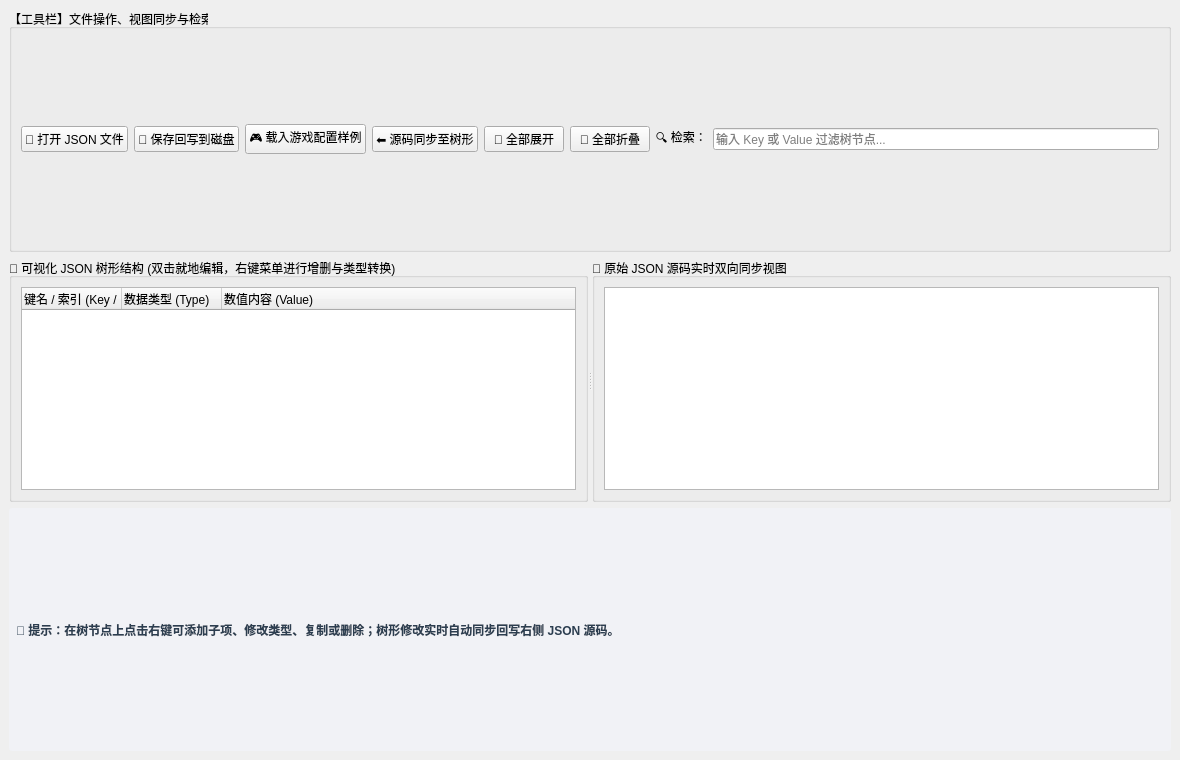
This is code/src/01_basic/04_widgets/demo_json_tree_editor/main_window.ui in wenshitaiyi/study_qt as Qt 5 draws it before an edit. The edited form follows.
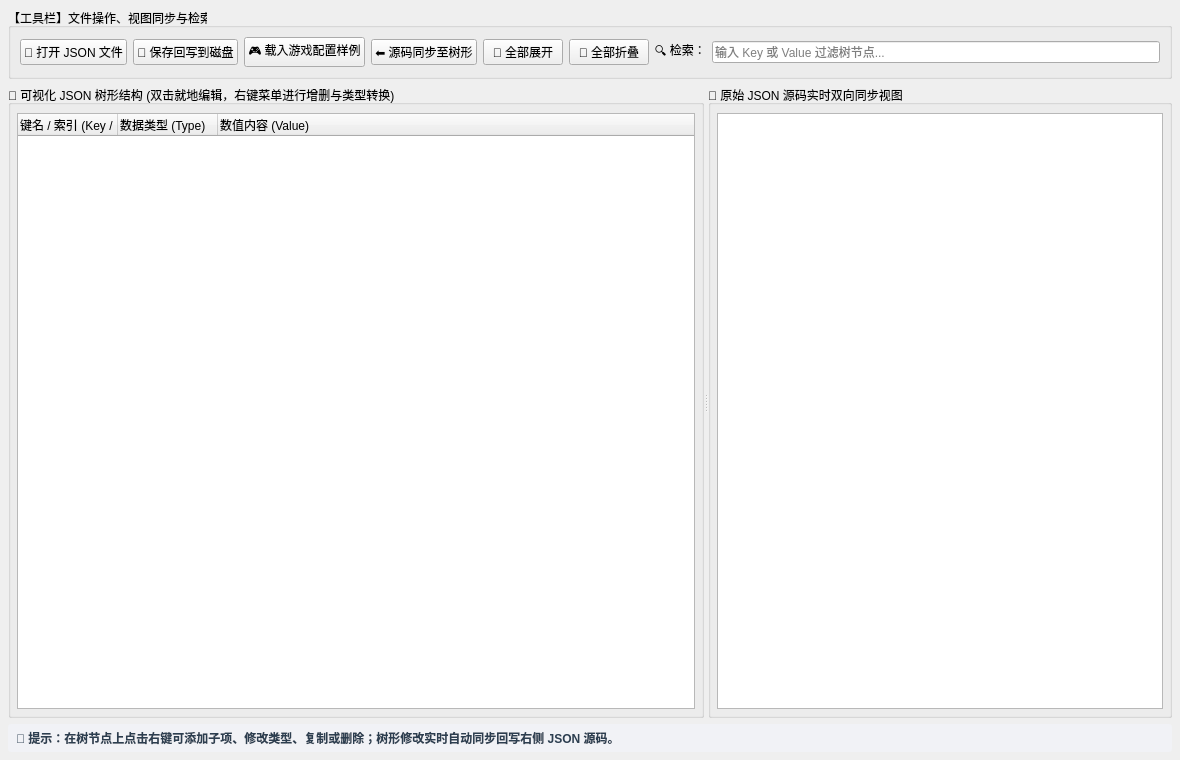
This is the edited form.

Commit message: 界面调整

```diff
--- a/code/src/01_basic/04_widgets/demo_json_tree_editor/main_window.ui
+++ b/code/src/01_basic/04_widgets/demo_json_tree_editor/main_window.ui
@@ -14,10 +14,31 @@
    <string>JSON 树形可视化编辑器 (QTreeWidget 与 QJsonDocument 双向同步) - demo_json_tree_editor</string>
   </property>
   <widget class="QWidget" name="centralwidget">
-   <layout class="QVBoxLayout" name="vboxRoot">
+   <layout class="QVBoxLayout" name="vboxRoot" stretch="0,1,0">
+    <property name="spacing">
+     <number>6</number>
+    </property>
+    <property name="leftMargin">
+     <number>8</number>
+    </property>
+    <property name="topMargin">
+     <number>8</number>
+    </property>
+    <property name="rightMargin">
+     <number>8</number>
+    </property>
+    <property name="bottomMargin">
+     <number>8</number>
+    </property>
     <!-- 顶部操作工具栏 -->
     <item>
      <widget class="QGroupBox" name="groupToolbar">
+      <property name="sizePolicy">
+       <sizepolicy hsizetype="Preferred" vsizetype="Fixed">
+        <horstretch>0</horstretch>
+        <verstretch>0</verstretch>
+       </sizepolicy>
+      </property>
       <property name="title">
        <string>【工具栏】文件操作、视图同步与检索</string>
       </property>
@@ -88,17 +109,47 @@
     <!-- 中央分栏编辑区 (左侧树形编辑器 + 右侧源码视图) -->
     <item>
      <widget class="QSplitter" name="splitterMain">
+      <property name="sizePolicy">
+       <sizepolicy hsizetype="Expanding" vsizetype="Expanding">
+        <horstretch>0</horstretch>
+        <verstretch>1</verstretch>
+       </sizepolicy>
+      </property>
       <property name="orientation">
        <enum>Qt::Horizontal</enum>
       </property>
       <!-- 左侧可视化树形编辑器 -->
       <widget class="QGroupBox" name="groupTree">
+       <property name="sizePolicy">
+        <sizepolicy hsizetype="Expanding" vsizetype="Expanding">
+         <horstretch>3</horstretch>
+         <verstretch>1</verstretch>
+        </sizepolicy>
+       </property>
        <property name="title">
         <string>🌲 可视化 JSON 树形结构 (双击就地编辑，右键菜单进行增删与类型转换)</string>
        </property>
        <layout class="QVBoxLayout" name="vboxTree">
+        <property name="leftMargin">
+         <number>6</number>
+        </property>
+        <property name="topMargin">
+         <number>8</number>
+        </property>
+        <property name="rightMargin">
+         <number>6</number>
+        </property>
+        <property name="bottomMargin">
+         <number>6</number>
+        </property>
         <item>
          <widget class="QTreeWidget" name="treeJson">
+          <property name="sizePolicy">
+           <sizepolicy hsizetype="Expanding" vsizetype="Expanding">
+            <horstretch>0</horstretch>
+            <verstretch>1</verstretch>
+           </sizepolicy>
+          </property>
           <property name="contextMenuPolicy">
            <enum>Qt::CustomContextMenu</enum>
           </property>
@@ -133,12 +184,36 @@
 
       <!-- 右侧原始 JSON 源码视图 -->
       <widget class="QGroupBox" name="groupJsonText">
+       <property name="sizePolicy">
+        <sizepolicy hsizetype="Expanding" vsizetype="Expanding">
+         <horstretch>2</horstretch>
+         <verstretch>1</verstretch>
+        </sizepolicy>
+       </property>
        <property name="title">
         <string>📜 原始 JSON 源码实时双向同步视图</string>
        </property>
        <layout class="QVBoxLayout" name="vboxJsonText">
+        <property name="leftMargin">
+         <number>6</number>
+        </property>
+        <property name="topMargin">
+         <number>8</number>
+        </property>
+        <property name="rightMargin">
+         <number>6</number>
+        </property>
+        <property name="bottomMargin">
+         <number>6</number>
+        </property>
         <item>
          <widget class="QPlainTextEdit" name="textJsonRaw">
+          <property name="sizePolicy">
+           <sizepolicy hsizetype="Expanding" vsizetype="Expanding">
+            <horstretch>0</horstretch>
+            <verstretch>1</verstretch>
+           </sizepolicy>
+          </property>
           <property name="font">
            <font>
             <family>Consolas</family>
@@ -155,8 +230,14 @@
     <!-- 底部状态栏 -->
     <item>
      <widget class="QLabel" name="labelStatus">
+      <property name="sizePolicy">
+       <sizepolicy hsizetype="Preferred" vsizetype="Fixed">
+        <horstretch>0</horstretch>
+        <verstretch>0</verstretch>
+       </sizepolicy>
+      </property>
       <property name="styleSheet">
-       <string notr="true">background-color: #f1f2f6; padding: 4px; border-radius: 3px; color: #2c3e50; font-weight: bold;</string>
+       <string notr="true">background-color: #f1f2f6; padding: 5px; border-radius: 3px; color: #2c3e50; font-weight: bold;</string>
       </property>
       <property name="text">
        <string>💡 提示：在树节点上点击右键可添加子项、修改类型、复制或删除；树形修改实时自动同步回写右侧 JSON 源码。</string>
```
The commit also changes 1 other file.
